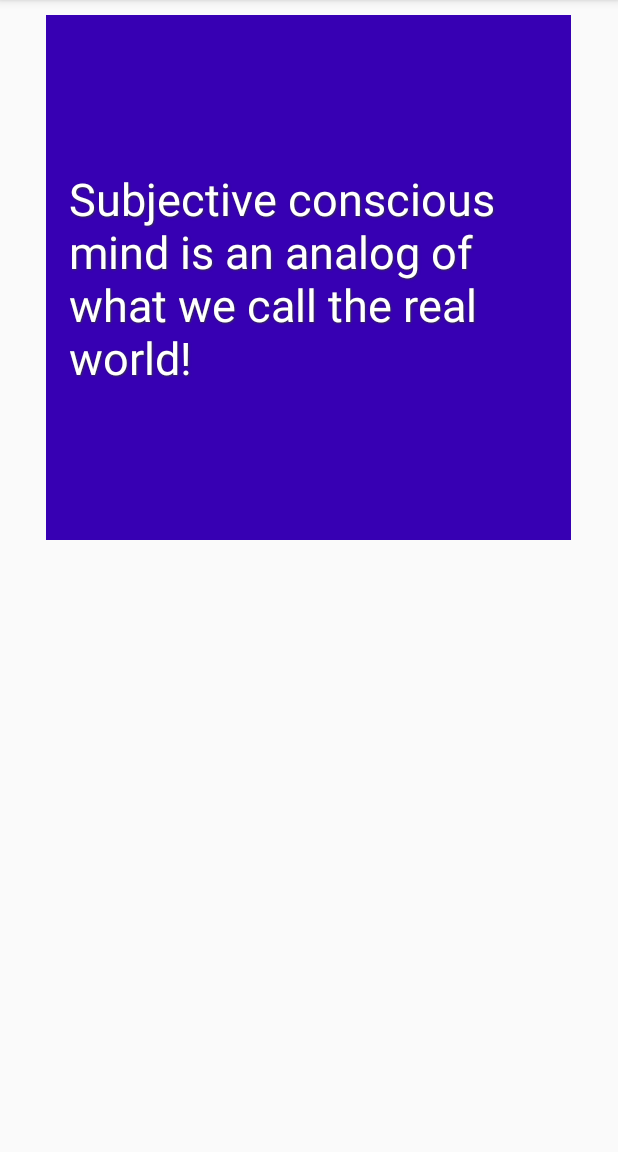
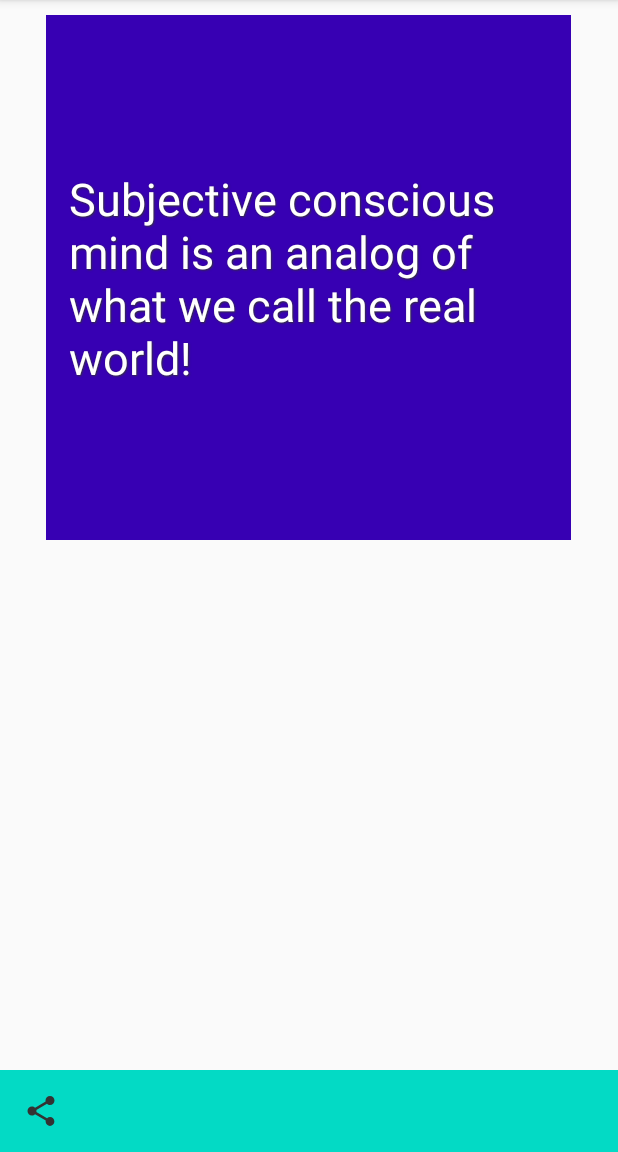
Before and after one commit to jessejohnson/quottable, an Android app: the screen it shows after launch (MainActivity), on a phone screen of 412 x 824 dp, the part 84-1236 px from its top. Run offline under Robolectric (Android 15) with nearby library versions, the phone set to English and light mode, and no system bars.

Commit message:
Implement image sharing

```diff
--- /dev/null
+++ b/app/src/main/res/drawable/ic_share_black.xml
@@ -0,0 +1,5 @@
+<vector android:height="24dp" android:tint="#333333"
+    android:viewportHeight="24.0" android:viewportWidth="24.0"
+    android:width="24dp" xmlns:android="http://schemas.android.com/apk/res/android">
+    <path android:fillColor="#FF000000" android:pathData="M18,16.08c-0.76,0 -1.44,0.3 -1.96,0.77L8.91,12.7c0.05,-0.23 0.09,-0.46 0.09,-0.7s-0.04,-0.47 -0.09,-0.7l7.05,-4.11c0.54,0.5 1.25,0.81 2.04,0.81 1.66,0 3,-1.34 3,-3s-1.34,-3 -3,-3 -3,1.34 -3,3c0,0.24 0.04,0.47 0.09,0.7L8.04,9.81C7.5,9.31 6.79,9 6,9c-1.66,0 -3,1.34 -3,3s1.34,3 3,3c0.79,0 1.5,-0.31 2.04,-0.81l7.12,4.16c-0.05,0.21 -0.08,0.43 -0.08,0.65 0,1.61 1.31,2.92 2.92,2.92 1.61,0 2.92,-1.31 2.92,-2.92s-1.31,-2.92 -2.92,-2.92z"/>
+</vector>
--- a/app/src/main/res/layout/activity_main.xml
+++ b/app/src/main/res/layout/activity_main.xml
@@ -7,6 +7,7 @@
     tools:context=".MainActivity">
 
     <androidx.constraintlayout.widget.ConstraintLayout
+        android:id="@+id/clImageQuote"
         android:layout_width="@dimen/pictureSide"
         android:layout_height="@dimen/pictureSide"
         android:layout_gravity="center|top"
@@ -20,7 +21,8 @@
             app:layout_constraintTop_toTopOf="parent"
             app:layout_constraintBottom_toBottomOf="parent"
             app:layout_constraintEnd_toEndOf="parent"
-            app:layout_constraintStart_toStartOf="parent"/>
+            app:layout_constraintStart_toStartOf="parent"
+            android:contentDescription="@string/quote_content_description" />
         <TextView
             android:layout_width="wrap_content"
             android:layout_height="wrap_content"
@@ -37,4 +39,17 @@
             app:layout_constraintRight_toRightOf="@id/ivBackground"
             app:layout_constraintTop_toTopOf="@id/ivBackground" />
     </androidx.constraintlayout.widget.ConstraintLayout>
+    <LinearLayout
+        android:layout_width="match_parent"
+        android:layout_height="wrap_content"
+        android:orientation="horizontal"
+        android:background="@color/colorAccent"
+        android:layout_gravity="bottom"
+        android:padding="@dimen/paddingSmall">
+        <ImageView
+            android:id="@+id/ivShare"
+            android:layout_width="wrap_content"
+            android:layout_height="wrap_content"
+            android:src="@drawable/ic_share_black"/>
+    </LinearLayout>
 </FrameLayout>
--- a/app/src/main/res/values/strings.xml
+++ b/app/src/main/res/values/strings.xml
@@ -1,3 +1,4 @@
 <resources>
     <string name="app_name">Quottable</string>
+    <string name="quote_content_description">quote</string>
 </resources>
--- /dev/null
+++ b/app/src/main/res/xml/file_paths.xml
@@ -0,0 +1,4 @@
+<?xml version="1.0" encoding="utf-8"?>
+<paths xmlns:android="http://schemas.android.com/apk/res/android">
+    <cache-path name="shared_quotes" path="images/"/>
+</paths>
```
Also changed, not shown: app/src/main/AndroidManifest.xml (+9 -0 lines), app/src/main/java/com/jessejojojohnson/quottable/MainActivity.kt (+44 -0 lines).
